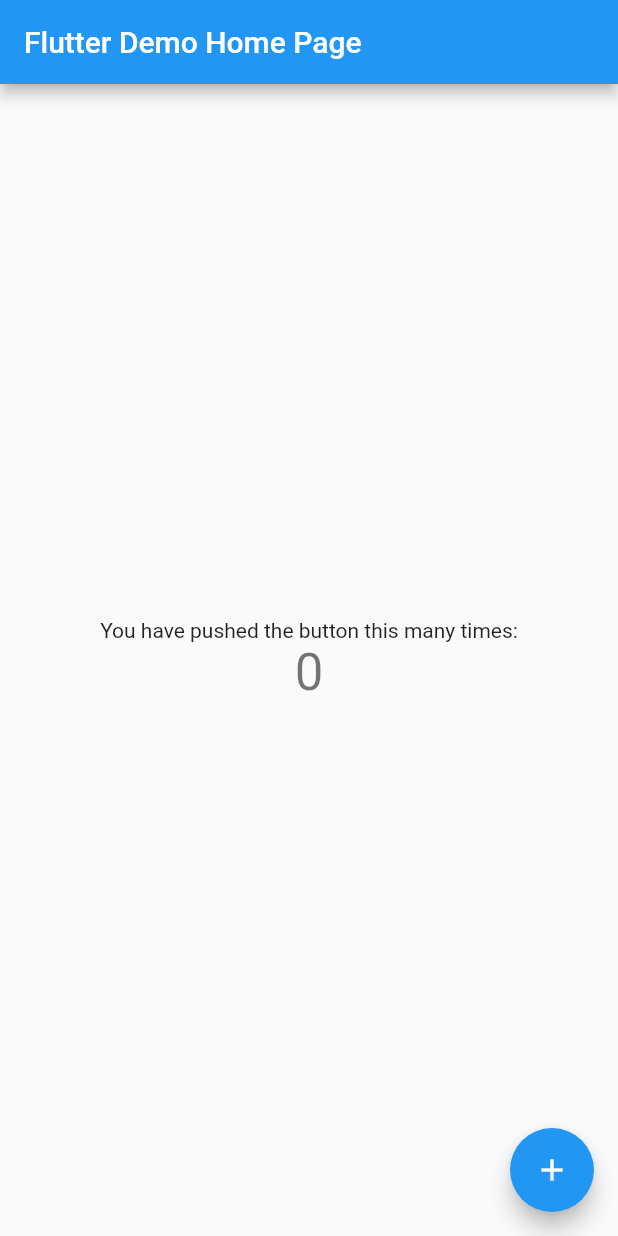
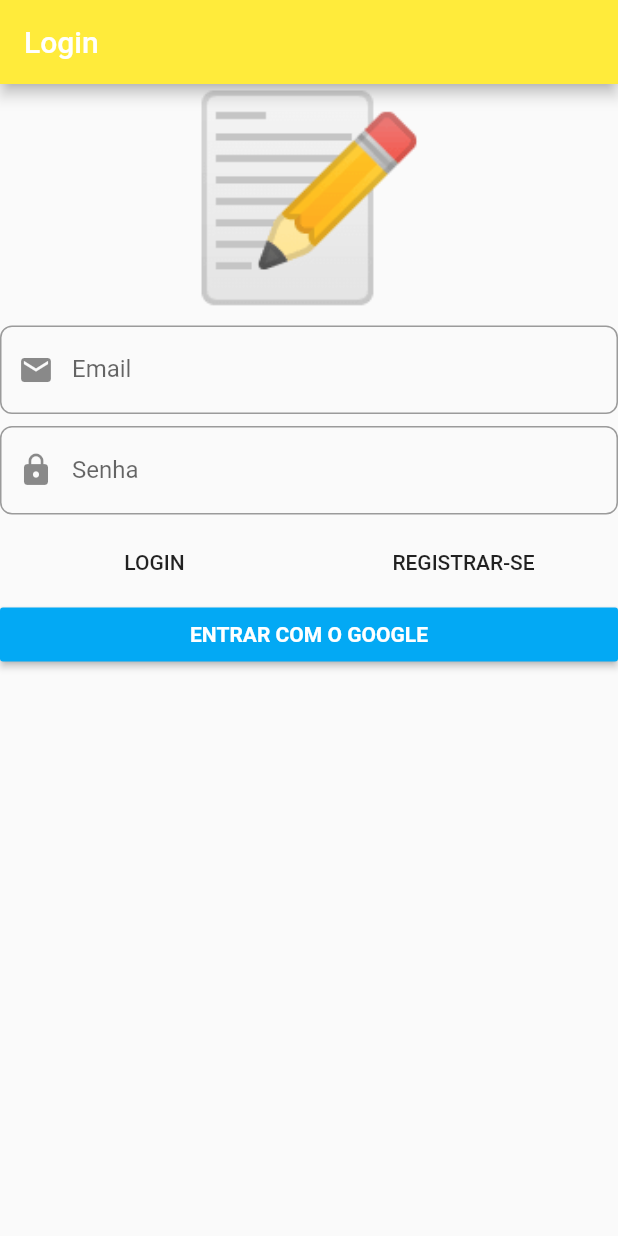
Before and after one commit to herverson/notes, a Flutter app: the screen it shows after launch, on a phone screen of 412 x 824 dp. Run offline on Flutter 3.47's test engine with Material 2 defaults, Android fonts, the phone set to English and light mode, and no system bars; our stand-ins replace bloc, dartz, firebase_auth, flushbar, flutter_bloc, freezed_annotation and 3 more; accounts and stored records are empty; generated files the repository leaves out were written again.

Commit message:
Add signin form

```diff
--- a/lib/main.dart
+++ b/lib/main.dart
@@ -2,121 +2,10 @@ import 'package:flutter/material.dart';
 import 'package:injectable/injectable.dart';
 
 import 'injection.dart';
+import 'presentation/core/app_widget.dart';
 
 void main() {
 
   configureInjection(Environment.prod);
-  runApp(MyApp());
+  runApp(AppWidget());
 }
-
-class MyApp extends StatelessWidget {
-  // This widget is the root of your application.
-  @override
-  Widget build(BuildContext context) {
-    return MaterialApp(
-      title: 'Flutter Demo',
-      theme: ThemeData(
-        // This is the theme of your application.
-        //
-        // Try running your application with "flutter run". You'll see the
-        // application has a blue toolbar. Then, without quitting the app, try
-        // changing the primarySwatch below to Colors.green and then invoke
-        // "hot reload" (press "r" in the console where you ran "flutter run",
-        // or simply save your changes to "hot reload" in a Flutter IDE).
-        // Notice that the counter didn't reset back to zero; the application
-        // is not restarted.
-        primarySwatch: Colors.blue,
-        // This makes the visual density adapt to the platform that you run
-        // the app on. For desktop platforms, the controls will be smaller and
-        // closer together (more dense) than on mobile platforms.
-        visualDensity: VisualDensity.adaptivePlatformDensity,
-      ),
-      home: MyHomePage(title: 'Flutter Demo Home Page'),
-    );
-  }
-}
-
-class MyHomePage extends StatefulWidget {
-  MyHomePage({Key key, this.title}) : super(key: key);
-
-  // This widget is the home page of your application. It is stateful, meaning
-  // that it has a State object (defined below) that contains fields that affect
-  // how it looks.
-
-  // This class is the configuration for the state. It holds the values (in this
-  // case the title) provided by the parent (in this case the App widget) and
-  // used by the build method of the State. Fields in a Widget subclass are
-  // always marked "final".
-
-  final String title;
-
-  @override
-  _MyHomePageState createState() => _MyHomePageState();
-}
-
-class _MyHomePageState extends State<MyHomePage> {
-  int _counter = 0;
-
-  void _incrementCounter() {
-    setState(() {
-      // This call to setState tells the Flutter framework that something has
-      // changed in this State, which causes it to rerun the build method below
-      // so that the display can reflect the updated values. If we changed
-      // _counter without calling setState(), then the build method would not be
-      // called again, and so nothing would appear to happen.
-      _counter++;
-    });
-  }
-
-  @override
-  Widget build(BuildContext context) {
-    // This method is rerun every time setState is called, for instance as done
-    // by the _incrementCounter method above.
-    //
-    // The Flutter framework has been optimized to make rerunning build methods
-    // fast, so that you can just rebuild anything that needs updating rather
-    // than having to individually change instances of widgets.
-    return Scaffold(
-      appBar: AppBar(
-        // Here we take the value from the MyHomePage object that was created by
-        // the App.build method, and use it to set our appbar title.
-        title: Text(widget.title),
-      ),
-      body: Center(
-        // Center is a layout widget. It takes a single child and positions it
-        // in the middle of the parent.
-        child: Column(
-          // Column is also a layout widget. It takes a list of children and
-          // arranges them vertically. By default, it sizes itself to fit its
-          // children horizontally, and tries to be as tall as its parent.
-          //
-          // Invoke "debug painting" (press "p" in the console, choose the
-          // "Toggle Debug Paint" action from the Flutter Inspector in Android
-          // Studio, or the "Toggle Debug Paint" command in Visual Studio Code)
-          // to see the wireframe for each widget.
-          //
-          // Column has various properties to control how it sizes itself and
-          // how it positions its children. Here we use mainAxisAlignment to
-          // center the children vertically; the main axis here is the vertical
-          // axis because Columns are vertical (the cross axis would be
-          // horizontal).
-          mainAxisAlignment: MainAxisAlignment.center,
-          children: <Widget>[
-            Text(
-              'You have pushed the button this many times:',
-            ),
-            Text(
-              '$_counter',
-              style: Theme.of(context).textTheme.headline4,
-            ),
-          ],
-        ),
-      ),
-      floatingActionButton: FloatingActionButton(
-        onPressed: _incrementCounter,
-        tooltip: 'Increment',
-        child: Icon(Icons.add),
-      ), // This trailing comma makes auto-formatting nicer for build methods.
-    );
-  }
-}
--- /dev/null
+++ b/lib/presentation/core/app_widget.dart
@@ -0,0 +1,22 @@
+import 'package:flutter/material.dart';
+import 'package:notes/presentation/sign_in/sign_in_page.dart';
+
+class AppWidget extends StatelessWidget {
+  @override
+  Widget build(BuildContext context) {
+    return MaterialApp(
+      title: 'Notas',
+      home: SignInPage(),
+      debugShowCheckedModeBanner: false,
+      theme: ThemeData.light().copyWith(
+        primaryColor: Colors.yellow,
+        accentColor: Colors.blueAccent,
+        inputDecorationTheme: InputDecorationTheme(
+          border: OutlineInputBorder(
+            borderRadius: BorderRadius.circular(8),
+          ),
+        ),
+      ),
+    );
+  }
+}
--- /dev/null
+++ b/lib/presentation/sign_in/sign_in_page.dart
@@ -0,0 +1,20 @@
+import 'package:flutter/material.dart';
+import 'package:flutter_bloc/flutter_bloc.dart';
+import 'package:notes/app/auth/sign_in_form/sign_in_form_bloc.dart';
+import 'package:notes/injection.dart';
+import 'package:notes/presentation/sign_in/widgets/sign_in_form.dart';
+
+class SignInPage extends StatelessWidget {
+  @override
+  Widget build(BuildContext context) {
+    return Scaffold(
+      appBar: AppBar(
+        title: const Text('Login'),
+      ),
+      body: BlocProvider(
+        create: (context) => getIt<SignInFormBloc>(),
+        child: SignInForm(),
+      ),
+    );
+  }
+}
--- /dev/null
+++ b/lib/presentation/sign_in/widgets/sign_in_form.dart
@@ -0,0 +1,132 @@
+import 'package:flushbar/flushbar_helper.dart';
+import 'package:flutter/material.dart';
+import 'package:flutter_bloc/flutter_bloc.dart';
+import 'package:notes/app/auth/sign_in_form/sign_in_form_bloc.dart';
+
+class SignInForm extends StatelessWidget {
+  @override
+  Widget build(BuildContext context) {
+    return BlocConsumer<SignInFormBloc, SignInFormState>(
+      listener: (context, state) {
+        state.authFailureOrSuccessOption.fold(
+          () {},
+          (either) => either.fold(
+            (failure) {
+              FlushbarHelper.createError(
+                message: failure.map(
+                  cancelledByUser: (_) => 'Cancelado',
+                  serverError: (_) => 'Error com o servidor',
+                  emailAlreadyInUse: (_) => 'Email já está em uso',
+                  invalidEmailAndPasswordCombination: (_) =>
+                      'Combinação email e senha inválido!',
+                ),
+              ).show(context);
+            },
+            (_) {
+              // TODO: Navigate
+            },
+          ),
+        );
+      },
+      builder: (context, state) {
+        return Form(
+          autovalidate: state.showErrorMessages,
+          child: ListView(
+            children: [
+              const Text(
+                '📝',
+                textAlign: TextAlign.center,
+                style: TextStyle(fontSize: 130),
+              ),
+              const SizedBox(height: 8),
+              TextFormField(
+                decoration: const InputDecoration(
+                  prefixIcon: Icon(Icons.email),
+                  labelText: 'Email',
+                ),
+                autocorrect: false,
+                onChanged: (value) => context
+                    .bloc<SignInFormBloc>()
+                    .add(SignInFormEvent.emailChanged(value)),
+                validator: (_) => context
+                    .bloc<SignInFormBloc>()
+                    .state
+                    .emailAddress
+                    .value
+                    .fold(
+                      (f) => f.maybeMap(
+                        invalidEmail: (_) => 'Email inválido',
+                        orElse: () => null,
+                      ),
+                      (_) => null,
+                    ),
+              ),
+              const SizedBox(height: 8),
+              TextFormField(
+                decoration: const InputDecoration(
+                  prefixIcon: Icon(Icons.lock),
+                  labelText: 'Senha',
+                ),
+                autocorrect: false,
+                obscureText: true,
+                onChanged: (value) => context
+                    .bloc<SignInFormBloc>()
+                    .add(SignInFormEvent.passwordChanged(value)),
+                validator: (_) =>
+                    context.bloc<SignInFormBloc>().state.password.value.fold(
+                          (f) => f.maybeMap(
+                            shortPassword: (_) => 'Senha curta!',
+                            orElse: () => null,
+                          ),
+                          (_) => null,
+                        ),
+              ),
+              const SizedBox(height: 8),
+              Row(
+                children: [
+                  Expanded(
+                    child: FlatButton(
+                      onPressed: () {
+                        context.bloc<SignInFormBloc>().add(
+                              const SignInFormEvent
+                                  .signInWithEmailAndPasswordPressed(),
+                            );
+                      },
+                      child: const Text('LOGIN'),
+                    ),
+                  ),
+                  Expanded(
+                    child: FlatButton(
+                      onPressed: () {
+                        context.bloc<SignInFormBloc>().add(
+                              const SignInFormEvent
+                                  .registerWithEmailAndPasswordPressed(),
+                            );
+                      },
+                      child: const Text('REGISTRAR-SE'),
+                    ),
+                  ),
+                ],
+              ),
+              RaisedButton(
+                onPressed: () {
+                  context
+                      .bloc<SignInFormBloc>()
+                      .add(const SignInFormEvent.signInWithGooglePressed());
+                },
+                color: Colors.lightBlue,
+                child: const Text(
+                  'ENTRAR COM O GOOGLE',
+                  style: TextStyle(
+                    color: Colors.white,
+                    fontWeight: FontWeight.bold,
+                  ),
+                ),
+              )
+            ],
+          ),
+        );
+      },
+    );
+  }
+}
--- a/pubspec.yaml
+++ b/pubspec.yaml
@@ -31,6 +31,7 @@ dependencies:
   google_sign_in: ^4.4.1
   get_it: ^4.0.2
   injectable: ^0.4.0+1
+  flushbar: ^1.10.0
 
   # The following adds the Cupertino Icons font to your application.
   # Use with the CupertinoIcons class for iOS style icons.
```
Also changed, not shown: pubspec.lock, 1 other file.
